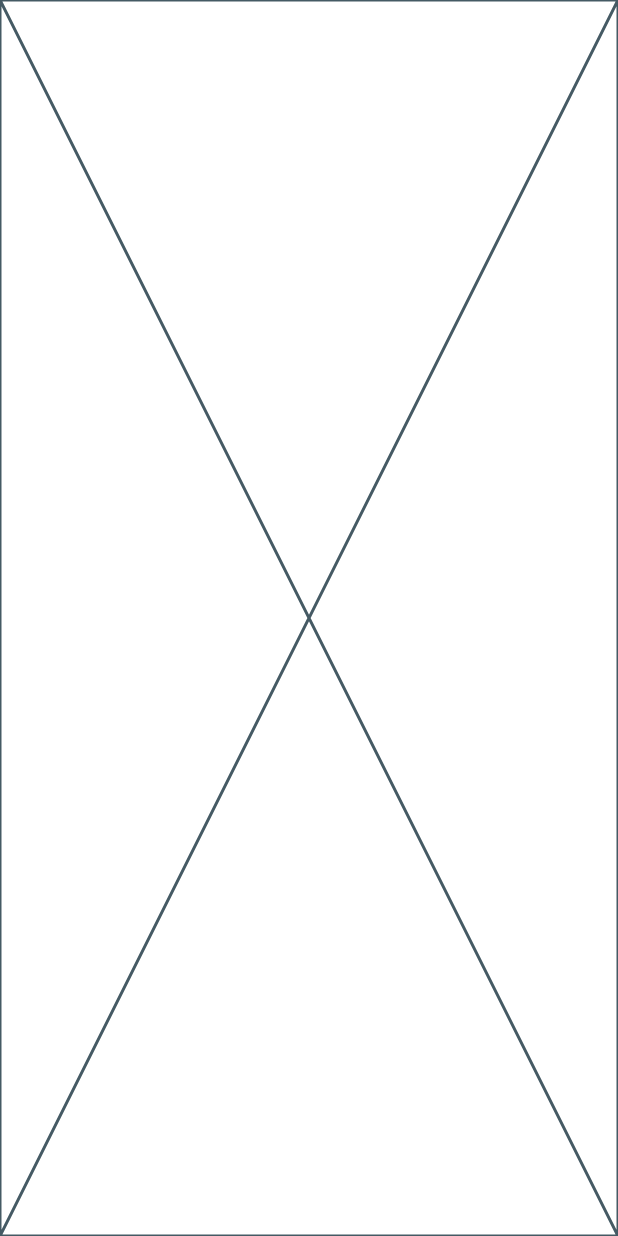
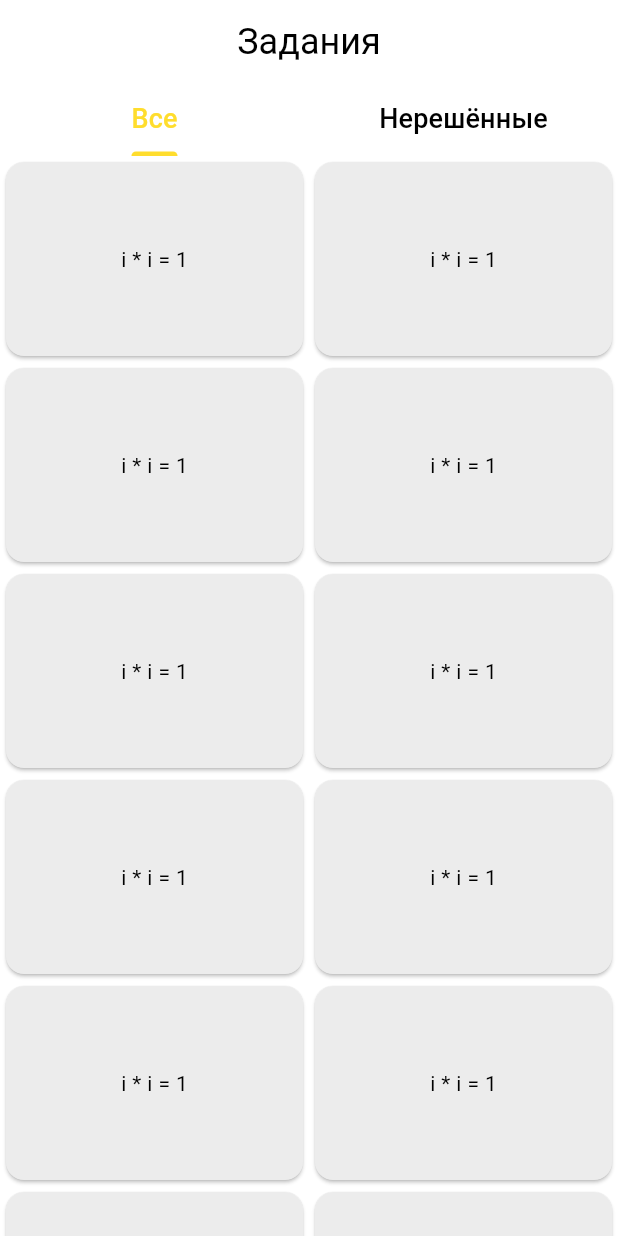
Before and after one commit to mathusha2023/parameterTrainerWebApp, a Flutter app: the screen it shows after launch, on a phone screen of 412 x 824 dp. Run offline on Flutter 3.47's test engine with Material 3 defaults, Android fonts, the phone set to English and light mode, and no system bars; our stand-ins replace firebase_core; missing offline and left inert: flutter_telegram_web_app; accounts and stored records are empty.

Commit message:
some verstka

```diff
--- a/lib/main.dart
+++ b/lib/main.dart
@@ -1,4 +1,3 @@
-import 'package:firebase_core/firebase_core.dart';
 import 'package:flutter/material.dart';
 import 'package:flutter_telegram_web_app/flutter_telegram_web_app.dart' as tg;
 import 'package:parameter_trainer/ui/app.dart';
@@ -7,9 +6,5 @@ void main() async {
   if (!tg.isSupported) {
     throw Exception("Telegram instance does not supported!");
   }
-
-  WidgetsFlutterBinding.ensureInitialized();
-  await Firebase.initializeApp();
-
   runApp(const App());
 }
--- /dev/null
+++ b/lib/repository/db_models/db_models.dart
@@ -0,0 +1 @@
+export "question.dart";
--- /dev/null
+++ b/lib/repository/db_models/question.dart
@@ -0,0 +1,7 @@
+class DBQuestionModel {
+  DBQuestionModel({required this.id, required this.task});
+
+  final int id;
+  final String task;
+
+}
--- a/lib/ui/app.dart
+++ b/lib/ui/app.dart
@@ -16,8 +16,8 @@ class App extends StatelessWidget {
       builder: (_, mode, __) {
         return MaterialApp(
           debugShowCheckedModeBanner: false,
-          theme: DarkTheme().themeData,
-          darkTheme: LightTheme().themeData,
+          theme: LightTheme().themeData,
+          darkTheme: DarkTheme().themeData,
           themeMode: mode,
           home: const TasksListPage(),
         );
--- a/lib/ui/pages/tasks_list_page.dart
+++ b/lib/ui/pages/tasks_list_page.dart
@@ -1,4 +1,6 @@
 import 'package:flutter/material.dart';
+import 'package:parameter_trainer/ui/widgets/all_tasks_view.dart';
+import 'package:parameter_trainer/ui/widgets/unsolved_tasks_view.dart';
 
 class TasksListPage extends StatefulWidget {
   const TasksListPage({super.key});
@@ -7,9 +9,42 @@ class TasksListPage extends StatefulWidget {
   State<TasksListPage> createState() => _TasksListPageState();
 }
 
-class _TasksListPageState extends State<TasksListPage> {
+class _TasksListPageState extends State<TasksListPage>
+    with TickerProviderStateMixin {
+  late final TabController _tabController;
+
+  @override
+  void initState() {
+    _tabController = TabController(length: 2, vsync: this);
+    super.initState();
+  }
+
+  @override
+  void dispose() {
+    _tabController.dispose();
+    super.dispose();
+  }
+
   @override
   Widget build(BuildContext context) {
-    return const Placeholder();
+    return Scaffold(
+      appBar: AppBar(
+        title: const Text("Задания"),
+        bottom: TabBar(
+          controller: _tabController,
+          tabs: const [
+            Tab(child: Text("Все")),
+            Tab(child: Text("Нерешённые")),
+          ],
+        ),
+      ),
+      body: TabBarView(
+        controller: _tabController,
+        children: const [
+          AllTasksView(),
+          UnsolvedTasksView(),
+        ],
+      ),
+    );
   }
 }
--- a/lib/ui/themes/base_theme.dart
+++ b/lib/ui/themes/base_theme.dart
@@ -2,11 +2,17 @@ import 'package:flutter/material.dart';
 
 abstract class BaseTheme {
   Color get backgroundColor;
+
   Color get primaryContent;
+
   Color get primaryAccent;
+
   Color get secondaryColor;
+
   Color get cardColor;
+
   Brightness get brightness;
+
   ThemeData get themeData => ThemeData(
       primaryColor: primaryContent,
       cardColor: cardColor,
@@ -16,6 +22,15 @@ abstract class BaseTheme {
       cardTheme: CardTheme(color: cardColor),
       buttonTheme: ButtonThemeData(
           buttonColor: cardColor, textTheme: ButtonTextTheme.primary),
+      appBarTheme: AppBarTheme(
+        centerTitle: true,
+        titleTextStyle: TextStyle(fontSize: 24, color: primaryContent),
+      ),
+      tabBarTheme: TabBarTheme(
+        labelStyle: TextStyle(color: primaryAccent, fontSize: 18),
+        unselectedLabelStyle: TextStyle(color: primaryContent, fontSize: 18),
+        dividerColor: Colors.transparent,
+      ),
       colorScheme: ColorScheme(
           brightness: brightness,
           primary: primaryAccent,
--- /dev/null
+++ b/lib/ui/widgets/all_tasks_view.dart
@@ -0,0 +1,26 @@
+import 'package:flutter/material.dart';
+import "package:parameter_trainer/repository/db_models/db_models.dart";
+import 'package:parameter_trainer/ui/widgets/task_card_widget.dart';
+
+class AllTasksView extends StatefulWidget {
+  const AllTasksView({super.key});
+
+  @override
+  State<AllTasksView> createState() => _AllTasksViewState();
+}
+
+class _AllTasksViewState extends State<AllTasksView> {
+
+  List<DBQuestionModel?> questions = List.generate(20, (int i) => DBQuestionModel(id: i + 1, task: "i * i = 1"));
+  int tasksCount = 20;
+
+  @override
+  Widget build(BuildContext context) {
+    return GridView.builder(
+      gridDelegate:
+          const SliverGridDelegateWithFixedCrossAxisCount(crossAxisCount: 2, childAspectRatio: 1.5),
+      itemBuilder: (context, i) => TaskCardWidget(question:  questions[i]),
+      itemCount: tasksCount,
+    );
+  }
+}
--- /dev/null
+++ b/lib/ui/widgets/task_card_widget.dart
@@ -0,0 +1,19 @@
+import 'package:flutter/material.dart';
+import 'package:parameter_trainer/repository/db_models/db_models.dart';
+
+class TaskCardWidget extends StatelessWidget {
+  const TaskCardWidget({super.key, this.question});
+
+  final DBQuestionModel? question;
+
+  @override
+  Widget build(BuildContext context) {
+    return Card(
+      child: Center(
+        child: Text(
+          question?.task ?? "?",
+        ),
+      ),
+    );
+  }
+}
--- /dev/null
+++ b/lib/ui/widgets/unsolved_tasks_view.dart
@@ -0,0 +1,23 @@
+import 'package:flutter/material.dart';
+import 'package:parameter_trainer/ui/widgets/task_card_widget.dart';
+
+class UnsolvedTasksView extends StatefulWidget {
+  const UnsolvedTasksView({super.key});
+
+  @override
+  State<UnsolvedTasksView> createState() => _UnsolvedTasksViewState();
+}
+
+class _UnsolvedTasksViewState extends State<UnsolvedTasksView> {
+  int tasksCount = 20;
+
+  @override
+  Widget build(BuildContext context) {
+    return GridView.builder(
+      gridDelegate:
+          const SliverGridDelegateWithFixedCrossAxisCount(crossAxisCount: 2, childAspectRatio: 1.5),
+      itemBuilder: (context, i) => const TaskCardWidget(),
+      itemCount: tasksCount,
+    );
+  }
+}
```
